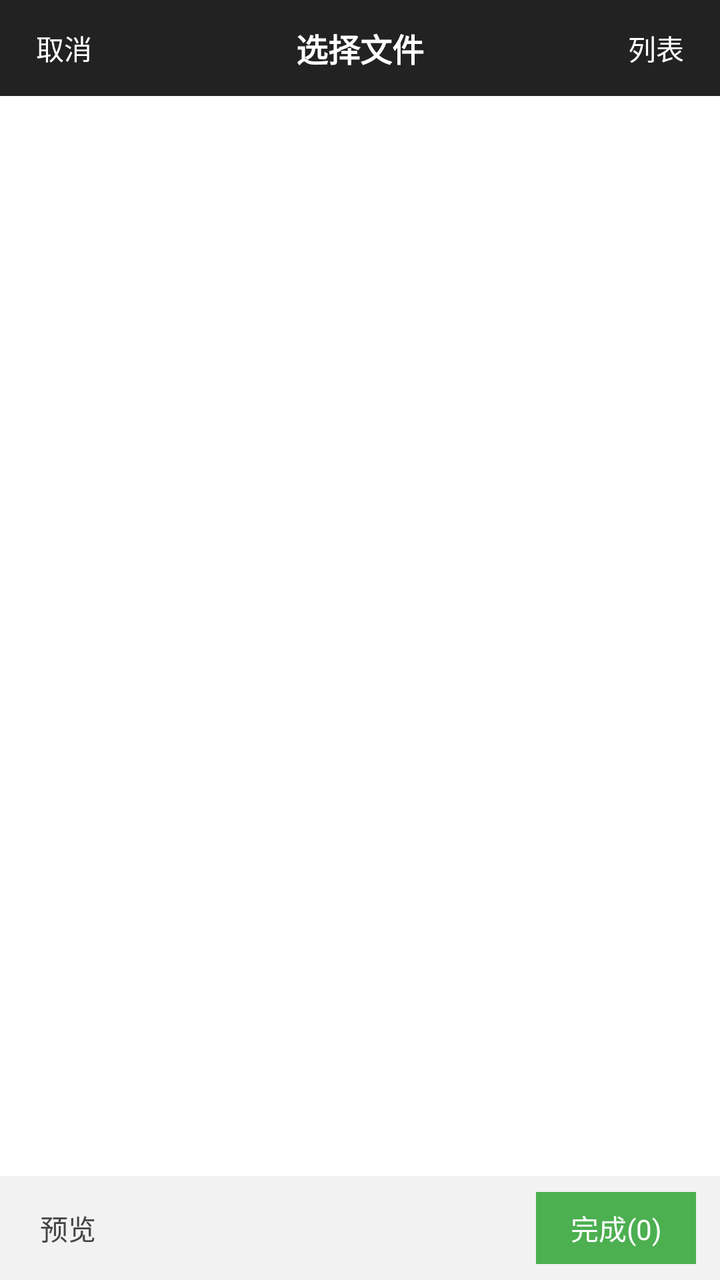
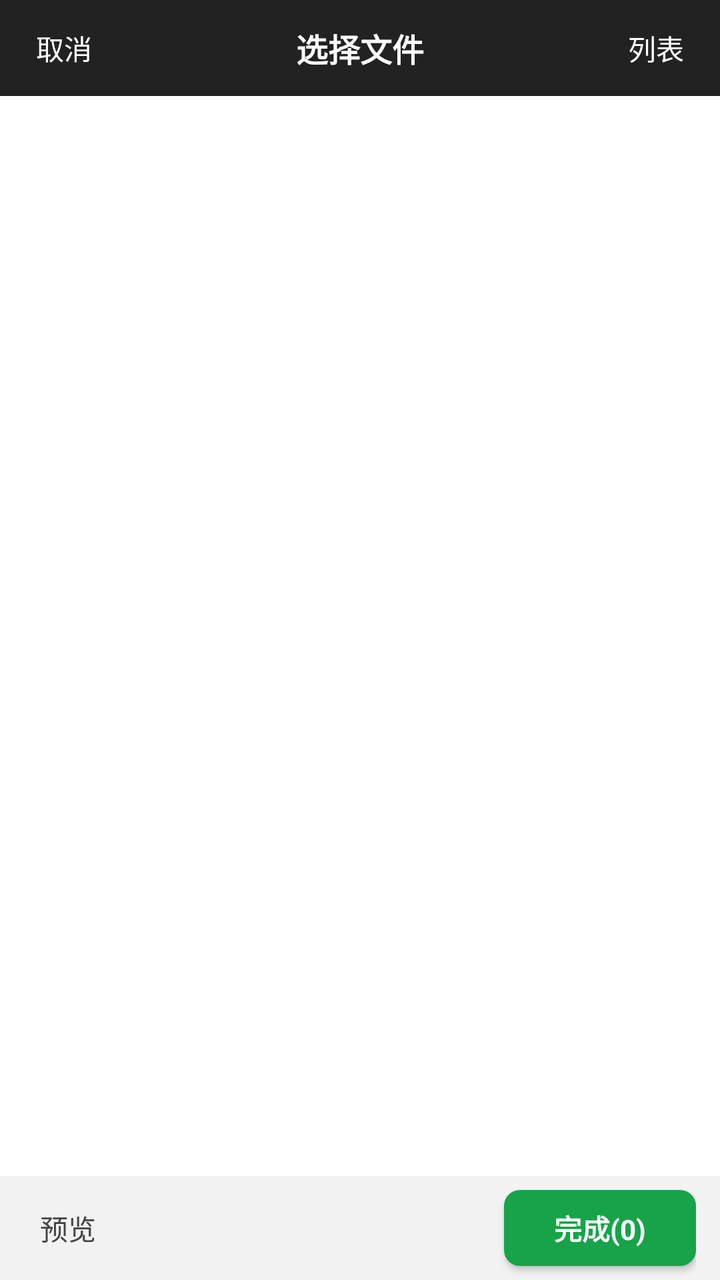

Before-and-after screenshots of an Android layout around one commit, followed by the original layout XML and the change that was made.
<!-- AndroidManifest.xml: another module's application theme Theme.MyApplication -->
<!-- res/layout/picker_activity_list.xml -->
<?xml version="1.0" encoding="utf-8"?>
<LinearLayout xmlns:android="http://schemas.android.com/apk/res/android"
    android:id="@+id/picker_root"
    android:layout_width="match_parent"
    android:layout_height="match_parent"
    android:background="#FFFFFF"
    android:orientation="vertical">

    <LinearLayout
        android:id="@+id/picker_top_bar"
        android:layout_width="match_parent"
        android:layout_height="wrap_content"
        android:background="#222222"
        android:gravity="center_vertical"
        android:minHeight="48dp"
        android:orientation="horizontal"
        android:paddingHorizontal="12dp">

        <TextView
            android:id="@+id/picker_btn_cancel"
            android:layout_width="wrap_content"
            android:layout_height="wrap_content"
            android:padding="6dp"
            android:text="@string/picker_cancel"
            android:textColor="#FFFFFF"
            android:textSize="14sp" />

        <TextView
            android:id="@+id/picker_title"
            android:layout_width="0dp"
            android:layout_height="wrap_content"
            android:layout_weight="1"
            android:gravity="center"
            android:text="@string/picker_title"
            android:textColor="#FFFFFF"
            android:textSize="16sp"
            android:textStyle="bold" />

        <TextView
            android:id="@+id/picker_btn_toggle"
            android:layout_width="wrap_content"
            android:layout_height="wrap_content"
            android:padding="6dp"
            android:text="@string/picker_toggle_list"
            android:textColor="#FFFFFF"
            android:textSize="14sp" />

    </LinearLayout>

    <LinearLayout
        android:id="@+id/picker_partial_bar"
        android:layout_width="match_parent"
        android:layout_height="wrap_content"
        android:background="#FFF8E1"
        android:gravity="center_vertical"
        android:orientation="horizontal"
        android:paddingHorizontal="12dp"
        android:paddingVertical="8dp"
        android:visibility="gone">

        <TextView
            android:layout_width="0dp"
            android:layout_height="wrap_content"
            android:layout_weight="1"
            android:text="@string/picker_partial_access_hint"
            android:textColor="#5D4037"
            android:textSize="12sp" />

        <TextView
            android:id="@+id/picker_partial_manage"
            android:layout_width="wrap_content"
            android:layout_height="wrap_content"
            android:background="#FFB300"
            android:paddingHorizontal="10dp"
            android:paddingVertical="4dp"
            android:text="@string/picker_manage"
            android:textColor="#FFFFFF"
            android:textSize="12sp" />
    </LinearLayout>

    <FrameLayout
        android:layout_width="match_parent"
        android:layout_height="0dp"
        android:layout_weight="1">

        <androidx.recyclerview.widget.RecyclerView
            android:id="@+id/picker_recycler"
            android:layout_width="match_parent"
            android:layout_height="match_parent"
            android:clipToPadding="false"
            android:padding="2dp" />

        <TextView
            android:id="@+id/picker_empty"
            android:layout_width="wrap_content"
            android:layout_height="wrap_content"
            android:layout_gravity="center"
            android:text="@string/picker_empty"
            android:textColor="#999999"
            android:visibility="gone" />
    </FrameLayout>

    <LinearLayout
        android:id="@+id/picker_bottom_bar"
        android:layout_width="match_parent"
        android:layout_height="wrap_content"
        android:background="#F2F2F2"
        android:gravity="center_vertical"
        android:minHeight="52dp"
        android:orientation="horizontal"
        android:paddingHorizontal="12dp">

        <TextView
            android:id="@+id/picker_preview"
            android:layout_width="wrap_content"
            android:layout_height="wrap_content"
            android:padding="8dp"
            android:text="@string/picker_preview"
            android:textColor="#444444"
            android:textSize="14sp" />

        <View
            android:layout_width="0dp"
            android:layout_height="0dp"
            android:layout_weight="1" />

        <TextView
            android:id="@+id/picker_confirm"
            android:layout_width="wrap_content"
            android:layout_height="36dp"
            android:background="#4CAF50"
            android:gravity="center"
            android:minWidth="80dp"
            android:paddingHorizontal="14dp"
            android:text="@string/picker_done_zero"
            android:textColor="#FFFFFF"
            android:textSize="14sp" />
    </LinearLayout>
</LinearLayout>
<!-- resources referenced by this layout -->
<resources>
  <string name="picker_cancel">取消</string>
  <string name="picker_done_zero">完成(0)</string>
  <string name="picker_empty">无内容</string>
  <string name="picker_manage">管理</string>
  <string name="picker_partial_access_hint">您已允许应用访问部分照片，点击右侧可更换</string>
  <string name="picker_preview">预览</string>
  <string name="picker_title">选择文件</string>
  <string name="picker_toggle_list">列表</string>
  <style name="Theme.MyApplication" parent="Base.Theme.MyApplication" />
  <style name="Base.Theme.MyApplication" parent="Theme.Material3.DayNight.NoActionBar">
          
          
      </style>
</resources>

<!-- the commit's change to res/layout/picker_activity_list.xml (unified diff, before → after) -->
@@ -127,13 +127,16 @@
         <TextView
             android:id="@+id/picker_confirm"
             android:layout_width="wrap_content"
-            android:layout_height="36dp"
-            android:background="#4CAF50"
+            android:layout_height="38dp"
+            android:background="@drawable/picker_bg_confirm_button"
+            android:elevation="2dp"
             android:gravity="center"
-            android:minWidth="80dp"
-            android:paddingHorizontal="14dp"
+            android:includeFontPadding="false"
+            android:minWidth="96dp"
+            android:paddingHorizontal="18dp"
             android:text="@string/picker_done_zero"
             android:textColor="#FFFFFF"
-            android:textSize="14sp" />
+            android:textSize="14sp"
+            android:textStyle="bold" />
     </LinearLayout>
 </LinearLayout>
<!-- resource entries referenced after the edit -->
@@ -1,5 +1,27 @@
 <!-- resources referenced by this layout -->
 <resources>
+  <!-- drawable picker_bg_confirm_button (drawable) -->
+  <?xml version="1.0" encoding="utf-8"?>
+  <selector xmlns:android="http://schemas.android.com/apk/res/android">
+      <item android:state_pressed="true">
+          <shape android:shape="rectangle">
+              <corners android:radius="8dp" />
+              <solid android:color="#15803D" />
+          </shape>
+      </item>
+      <item android:state_enabled="false">
+          <shape android:shape="rectangle">
+              <corners android:radius="8dp" />
+              <solid android:color="#C8D2CC" />
+          </shape>
+      </item>
+      <item>
+          <shape android:shape="rectangle">
+              <corners android:radius="8dp" />
+              <solid android:color="#16A34A" />
+          </shape>
+      </item>
+  </selector>
   <string name="picker_cancel">取消</string>
   <string name="picker_done_zero">完成(0)</string>
   <string name="picker_empty">无内容</string>
